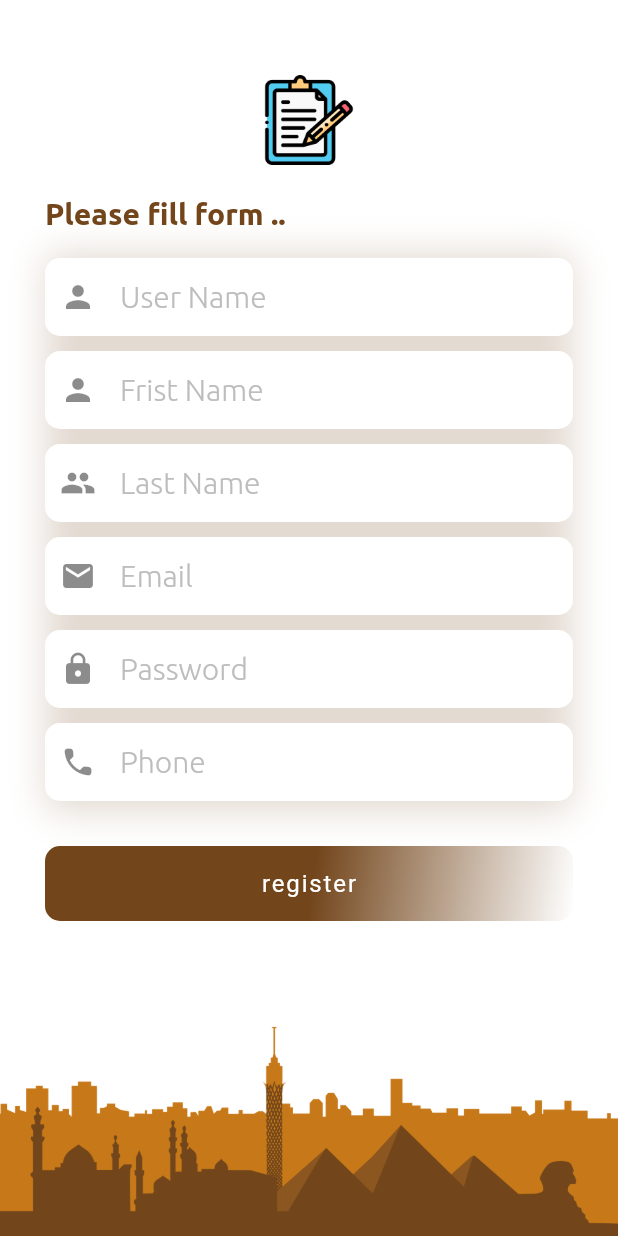
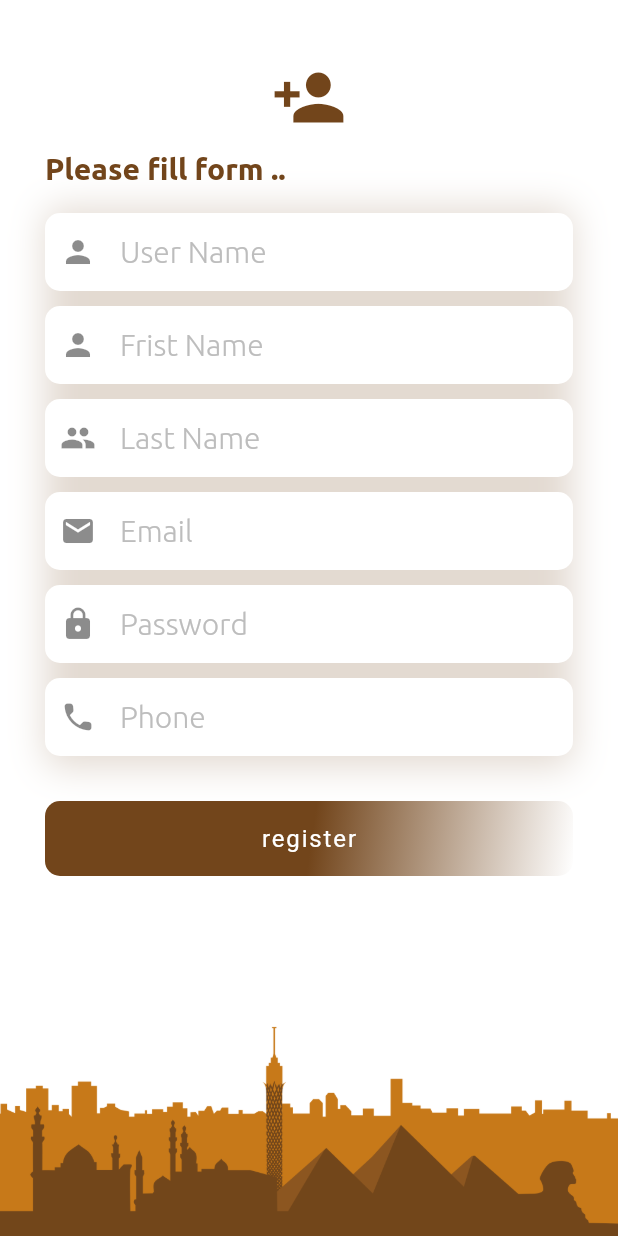
Before and after one commit to samer-saied/Fas7nyApp, a Flutter app: the RegisterPage screen opened by its route, on a phone screen of 412 x 824 dp. Run offline on Flutter 3.47's test engine with Material 2 defaults, Android fonts, the phone set to English and light mode, and no system bars; our stand-ins replace animated_text_kit, awesome_dialog, bloc, cached_network_image, carousel_slider, convex_bottom_bar and 7 more; accounts and stored records are empty; network calls fail; project files that could hold a hidden picture were left out.

```diff
--- a/lib/views/register/register_page.dart
+++ b/lib/views/register/register_page.dart
@@ -66,14 +66,15 @@ class RegisterPage extends StatelessWidget {
                 mainAxisAlignment: MainAxisAlignment.end,
                 children: <Widget>[
                   const SizedBox(
-                    height: 50,
+                    height: 40,
                   ),
-                  Image.asset(
-                    "assets/images/register.png",
-                    height: 60,
+                  const Icon(
+                    Icons.person_add,
+                    color: MyColors.myMainColor,
+                    size: 50,
                   ),
                   const SizedBox(
-                    height: 20,
+                    height: 10,
                   ),
                   Padding(
                     padding: const EdgeInsets.symmetric(horizontal: 30),
```
